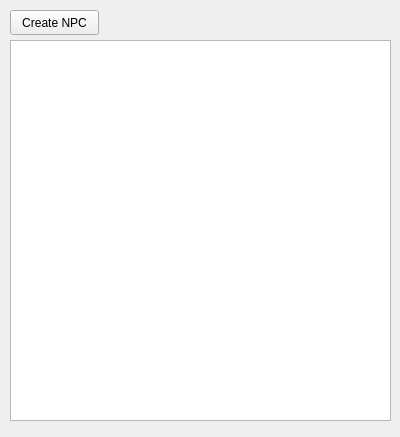
First picture: the form in mainwindow.ui, repository erickveil/Wargame-Campaign, before the edit.
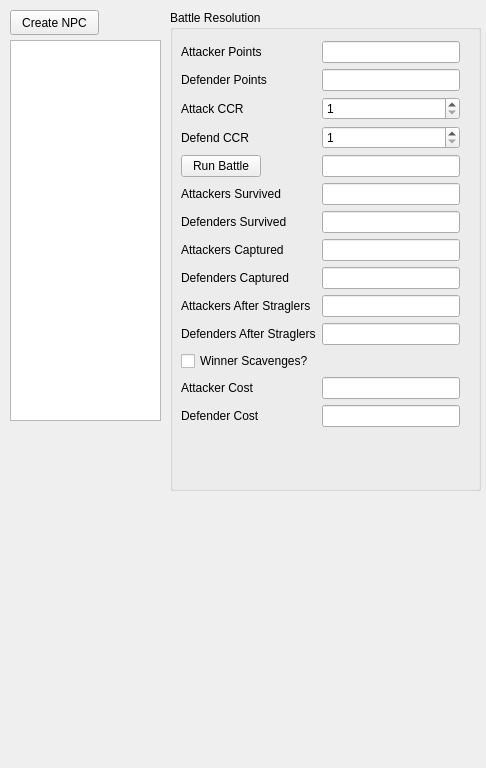
Second picture: the form after the edit.

Commit message: Added some fields for determining combat at a high level

Diff of the .ui file:
```diff
--- a/mainwindow.ui
+++ b/mainwindow.ui
@@ -6,8 +6,8 @@
    <rect>
     <x>0</x>
     <y>0</y>
-    <width>400</width>
-    <height>437</height>
+    <width>486</width>
+    <height>768</height>
    </rect>
   </property>
   <property name="windowTitle">
@@ -32,11 +32,187 @@
      <rect>
       <x>10</x>
       <y>40</y>
-      <width>381</width>
+      <width>151</width>
       <height>381</height>
      </rect>
     </property>
    </widget>
+   <widget class="QGroupBox" name="groupBox">
+    <property name="geometry">
+     <rect>
+      <x>170</x>
+      <y>10</y>
+      <width>311</width>
+      <height>481</height>
+     </rect>
+    </property>
+    <property name="title">
+     <string>Battle Resolution</string>
+    </property>
+    <widget class="QWidget" name="formLayoutWidget">
+     <property name="geometry">
+      <rect>
+       <x>0</x>
+       <y>20</y>
+       <width>301</width>
+       <height>451</height>
+      </rect>
+     </property>
+     <layout class="QFormLayout" name="formLayout">
+      <item row="0" column="0">
+       <widget class="QLabel" name="label">
+        <property name="text">
+         <string>Attacker Points</string>
+        </property>
+       </widget>
+      </item>
+      <item row="0" column="1">
+       <widget class="QLineEdit" name="leAttkPts"/>
+      </item>
+      <item row="1" column="0">
+       <widget class="QLabel" name="label_2">
+        <property name="text">
+         <string>Defender Points</string>
+        </property>
+       </widget>
+      </item>
+      <item row="1" column="1">
+       <widget class="QLineEdit" name="leDefPts"/>
+      </item>
+      <item row="2" column="0">
+       <widget class="QLabel" name="label_3">
+        <property name="text">
+         <string>Attack CCR</string>
+        </property>
+       </widget>
+      </item>
+      <item row="2" column="1">
+       <widget class="QSpinBox" name="sbAttkCCR">
+        <property name="minimum">
+         <number>1</number>
+        </property>
+        <property name="maximum">
+         <number>6</number>
+        </property>
+       </widget>
+      </item>
+      <item row="3" column="0">
+       <widget class="QLabel" name="label_4">
+        <property name="text">
+         <string>Defend CCR</string>
+        </property>
+       </widget>
+      </item>
+      <item row="3" column="1">
+       <widget class="QSpinBox" name="sbDefCCR">
+        <property name="minimum">
+         <number>1</number>
+        </property>
+        <property name="maximum">
+         <number>6</number>
+        </property>
+       </widget>
+      </item>
+      <item row="4" column="0">
+       <widget class="QPushButton" name="pbRunBattle">
+        <property name="text">
+         <string>Run Battle</string>
+        </property>
+       </widget>
+      </item>
+      <item row="4" column="1">
+       <widget class="QLineEdit" name="leWinner"/>
+      </item>
+      <item row="5" column="0">
+       <widget class="QLabel" name="label_5">
+        <property name="text">
+         <string>Attackers Survived</string>
+        </property>
+       </widget>
+      </item>
+      <item row="5" column="1">
+       <widget class="QLineEdit" name="leAttkSurvive"/>
+      </item>
+      <item row="6" column="0">
+       <widget class="QLabel" name="label_6">
+        <property name="text">
+         <string>Defenders Survived</string>
+        </property>
+       </widget>
+      </item>
+      <item row="6" column="1">
+       <widget class="QLineEdit" name="leDefSurvived"/>
+      </item>
+      <item row="7" column="0">
+       <widget class="QLabel" name="label_7">
+        <property name="text">
+         <string>Attackers Captured</string>
+        </property>
+       </widget>
+      </item>
+      <item row="7" column="1">
+       <widget class="QLineEdit" name="leAttkCaptured"/>
+      </item>
+      <item row="8" column="0">
+       <widget class="QLabel" name="label_8">
+        <property name="text">
+         <string>Defenders Captured</string>
+        </property>
+       </widget>
+      </item>
+      <item row="8" column="1">
+       <widget class="QLineEdit" name="leDefCaptured"/>
+      </item>
+      <item row="9" column="0">
+       <widget class="QLabel" name="label_9">
+        <property name="text">
+         <string>Attackers After Straglers</string>
+        </property>
+       </widget>
+      </item>
+      <item row="9" column="1">
+       <widget class="QLineEdit" name="leAttkStrag"/>
+      </item>
+      <item row="10" column="0">
+       <widget class="QLabel" name="label_10">
+        <property name="text">
+         <string>Defenders After Straglers</string>
+        </property>
+       </widget>
+      </item>
+      <item row="10" column="1">
+       <widget class="QLineEdit" name="leDefStrag"/>
+      </item>
+      <item row="11" column="0">
+       <widget class="QCheckBox" name="cbWinnerScavenge">
+        <property name="text">
+         <string>Winner Scavenges?</string>
+        </property>
+       </widget>
+      </item>
+      <item row="12" column="0">
+       <widget class="QLabel" name="label_11">
+        <property name="text">
+         <string>Attacker Cost</string>
+        </property>
+       </widget>
+      </item>
+      <item row="12" column="1">
+       <widget class="QLineEdit" name="leAttkCost"/>
+      </item>
+      <item row="13" column="0">
+       <widget class="QLabel" name="label_12">
+        <property name="text">
+         <string>Defender Cost</string>
+        </property>
+       </widget>
+      </item>
+      <item row="13" column="1">
+       <widget class="QLineEdit" name="leDefCost"/>
+      </item>
+     </layout>
+    </widget>
+   </widget>
   </widget>
  </widget>
  <layoutdefault spacing="6" margin="11"/>
```
